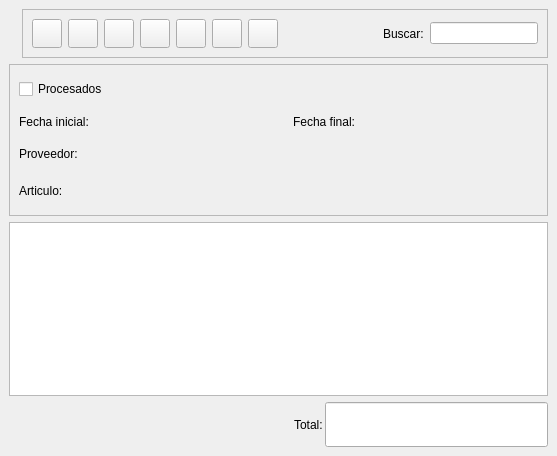
Old version of the form bulmages/bulmafact/src/pedidosproveedorlistbase.ui in the repository eboladev/Bulmages-1.
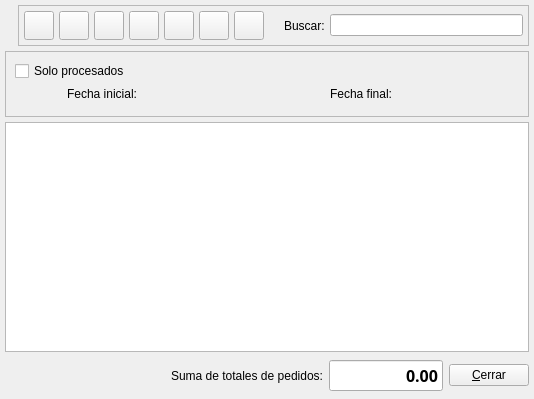
New version of the form. Icons and pictures are not drawn. Custom widgets are drawn as their Qt base class.

What changed in the file:
```diff
--- a/bulmages/bulmafact/src/pedidosproveedorlistbase.ui
+++ b/bulmages/bulmafact/src/pedidosproveedorlistbase.ui
@@ -11,8 +11,8 @@
    <rect>
     <x>0</x>
     <y>0</y>
-    <width>557</width>
-    <height>456</height>
+    <width>534</width>
+    <height>399</height>
    </rect>
   </property>
   <property name="windowTitle" >
@@ -23,10 +23,10 @@
   </property>
   <layout class="QVBoxLayout" >
    <property name="margin" >
-    <number>9</number>
+    <number>5</number>
    </property>
    <property name="spacing" >
-    <number>6</number>
+    <number>5</number>
    </property>
    <item>
     <layout class="QHBoxLayout" >
@@ -56,10 +56,10 @@
        </property>
        <layout class="QHBoxLayout" >
         <property name="margin" >
-         <number>9</number>
+         <number>5</number>
         </property>
         <property name="spacing" >
-         <number>6</number>
+         <number>5</number>
         </property>
         <item>
          <widget class="QToolButton" name="mui_crear" >
@@ -233,11 +233,11 @@
            <enum>Qt::Horizontal</enum>
           </property>
           <property name="sizeType" >
-           <enum>QSizePolicy::Expanding</enum>
+           <enum>QSizePolicy::Fixed</enum>
           </property>
           <property name="sizeHint" >
            <size>
-            <width>51</width>
+            <width>15</width>
             <height>20</height>
            </size>
           </property>
@@ -266,109 +266,44 @@
      <property name="frameShadow" >
       <enum>QFrame::Raised</enum>
      </property>
-     <layout class="QVBoxLayout" >
+     <layout class="QGridLayout" >
       <property name="margin" >
        <number>9</number>
       </property>
       <property name="spacing" >
        <number>6</number>
       </property>
-      <item>
-       <layout class="QHBoxLayout" >
-        <property name="margin" >
-         <number>0</number>
+      <item row="0" column="0" colspan="2" >
+       <widget class="QCheckBox" name="m_procesados" >
+        <property name="text" >
+         <string>Solo procesados</string>
         </property>
-        <property name="spacing" >
-         <number>6</number>
-        </property>
-        <item>
-         <widget class="QCheckBox" name="m_procesados" >
-          <property name="text" >
-           <string>Procesados</string>
-          </property>
-         </widget>
-        </item>
-        <item>
-         <spacer>
-          <property name="orientation" >
-           <enum>Qt::Horizontal</enum>
-          </property>
-          <property name="sizeType" >
-           <enum>QSizePolicy::Expanding</enum>
-          </property>
-          <property name="sizeHint" >
-           <size>
-            <width>220</width>
-            <height>31</height>
-           </size>
-          </property>
-         </spacer>
-        </item>
-       </layout>
+       </widget>
       </item>
-      <item>
+      <item row="1" column="1" >
        <layout class="QHBoxLayout" >
         <property name="margin" >
          <number>0</number>
         </property>
         <property name="spacing" >
-         <number>2</number>
+         <number>6</number>
         </property>
-        <item>
-         <widget class="QLabel" name="label7" >
-          <property name="text" >
-           <string>Fecha inicial:</string>
-          </property>
-         </widget>
-        </item>
-        <item>
-         <widget class="BusquedaFecha" name="m_fechain" />
-        </item>
-        <item>
-         <spacer>
-          <property name="orientation" >
-           <enum>Qt::Horizontal</enum>
-          </property>
-          <property name="sizeType" >
-           <enum>QSizePolicy::Expanding</enum>
-          </property>
-          <property name="sizeHint" >
-           <size>
-            <width>200</width>
-            <height>21</height>
-           </size>
-          </property>
-         </spacer>
-        </item>
         <item>
          <widget class="QLabel" name="label6" >
           <property name="text" >
            <string>Fecha final:</string>
           </property>
+          <property name="alignment" >
+           <set>Qt::AlignRight|Qt::AlignTrailing|Qt::AlignVCenter</set>
+          </property>
          </widget>
         </item>
         <item>
          <widget class="BusquedaFecha" name="m_fechafin" />
         </item>
-        <item>
-         <spacer>
-          <property name="orientation" >
-           <enum>Qt::Horizontal</enum>
-          </property>
-          <property name="sizeType" >
-           <enum>QSizePolicy::Expanding</enum>
-          </property>
-          <property name="sizeHint" >
-           <size>
-            <width>101</width>
-            <height>21</height>
-           </size>
-          </property>
-         </spacer>
-        </item>
        </layout>
       </item>
-      <item>
+      <item row="1" column="0" >
        <layout class="QHBoxLayout" >
         <property name="margin" >
          <number>0</number>
@@ -377,75 +312,32 @@
          <number>6</number>
         </property>
         <item>
-         <widget class="QLabel" name="label4" >
+         <widget class="QLabel" name="label7" >
           <property name="text" >
-           <string>Proveedor:</string>
+           <string>Fecha inicial:</string>
           </property>
-         </widget>
-        </item>
-        <item>
-         <widget class="BusquedaProveedor" name="m_proveedor" >
-          <property name="minimumSize" >
-           <size>
-            <width>250</width>
-            <height>0</height>
-           </size>
+          <property name="alignment" >
+           <set>Qt::AlignRight|Qt::AlignTrailing|Qt::AlignVCenter</set>
           </property>
          </widget>
         </item>
         <item>
-         <spacer>
-          <property name="orientation" >
-           <enum>Qt::Horizontal</enum>
-          </property>
-          <property name="sizeType" >
-           <enum>QSizePolicy::Expanding</enum>
-          </property>
-          <property name="sizeHint" >
-           <size>
-            <width>136</width>
-            <height>31</height>
-           </size>
-          </property>
-         </spacer>
+         <widget class="BusquedaFecha" name="m_fechain" />
         </item>
        </layout>
       </item>
-      <item>
-       <layout class="QHBoxLayout" >
-        <property name="margin" >
-         <number>0</number>
+      <item row="2" column="0" >
+       <widget class="BusquedaProveedor" name="m_proveedor" >
+        <property name="minimumSize" >
+         <size>
+          <width>250</width>
+          <height>0</height>
+         </size>
         </property>
-        <property name="spacing" >
-         <number>6</number>
-        </property>
-        <item>
-         <widget class="QLabel" name="label5" >
-          <property name="text" >
-           <string>Articulo:</string>
-          </property>
-         </widget>
-        </item>
-        <item>
-         <widget class="BusquedaArticulo" name="m_articulo" />
-        </item>
-        <item>
-         <spacer>
-          <property name="orientation" >
-           <enum>Qt::Horizontal</enum>
-          </property>
-          <property name="sizeType" >
-           <enum>QSizePolicy::Expanding</enum>
-          </property>
-          <property name="sizeHint" >
-           <size>
-            <width>136</width>
-            <height>31</height>
-           </size>
-          </property>
-         </spacer>
-        </item>
-       </layout>
+       </widget>
+      </item>
+      <item row="2" column="1" >
+       <widget class="BusquedaArticulo" name="m_articulo" />
       </item>
      </layout>
     </widget>
@@ -459,7 +351,7 @@
       <number>0</number>
      </property>
      <property name="spacing" >
-      <number>2</number>
+      <number>6</number>
      </property>
      <item>
       <spacer>
@@ -471,8 +363,8 @@
        </property>
        <property name="sizeHint" >
         <size>
-         <width>340</width>
-         <height>21</height>
+         <width>211</width>
+         <height>37</height>
         </size>
        </property>
       </spacer>
@@ -480,7 +372,7 @@
      <item>
       <widget class="QLabel" name="label3" >
        <property name="text" >
-        <string>Total:</string>
+        <string>Suma de totales de pedidos:</string>
        </property>
       </widget>
      </item>
@@ -492,7 +384,7 @@
        <property name="font" >
         <font>
          <family>Sans Serif</family>
-         <pointsize>20</pointsize>
+         <pointsize>12</pointsize>
          <weight>75</weight>
          <italic>false</italic>
          <bold>true</bold>
@@ -500,11 +392,21 @@
          <strikeout>false</strikeout>
         </font>
        </property>
+       <property name="text" >
+        <string>0.00</string>
+       </property>
        <property name="alignment" >
         <set>Qt::AlignRight</set>
        </property>
       </widget>
      </item>
+     <item>
+      <widget class="QPushButton" name="pushButton" >
+       <property name="text" >
+        <string>&amp;Cerrar</string>
+       </property>
+      </widget>
+     </item>
     </layout>
    </item>
   </layout>
```
Left out of the diff: 2 changed lines with no effect on the pictures.
